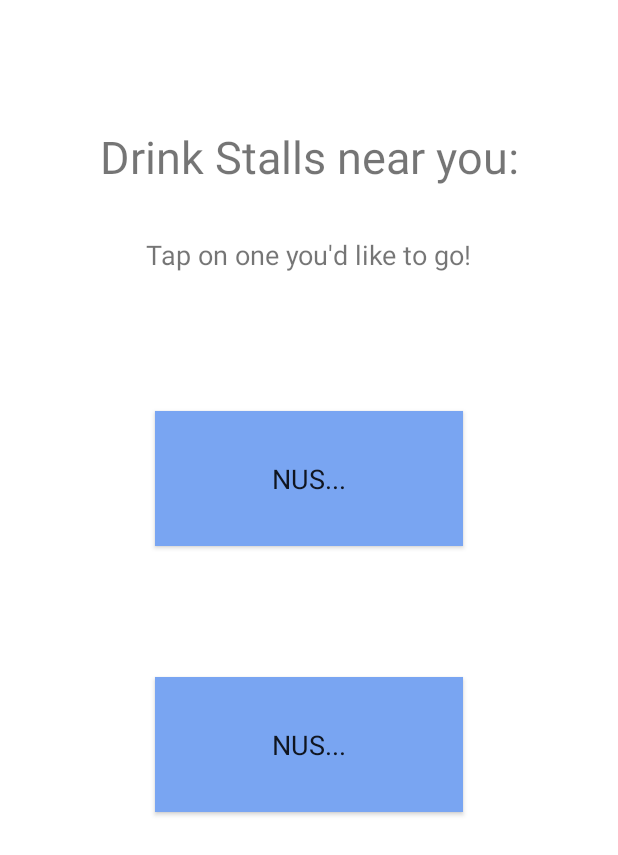
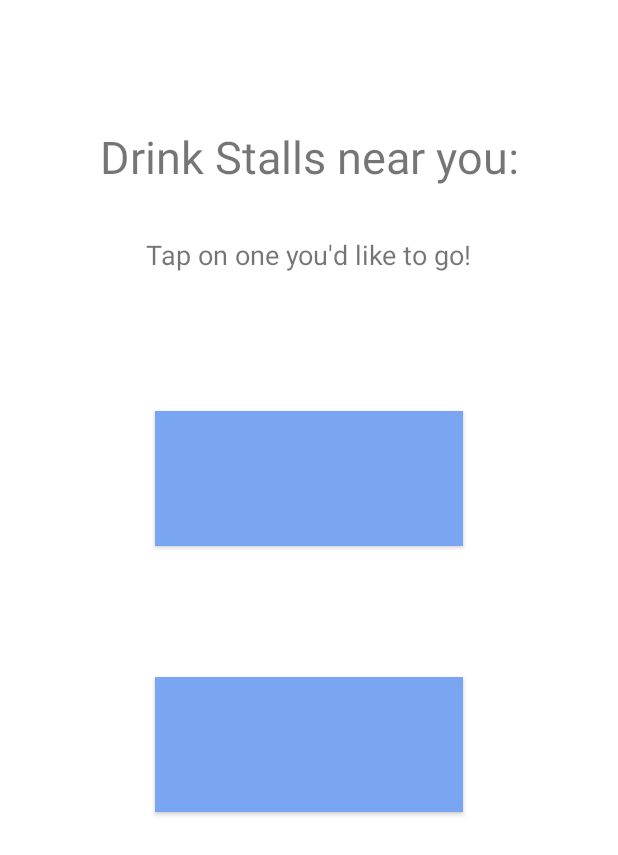
Before and after one commit to wanniex/drinkbud, an Android app: the DrinksStallList screen opened directly, with no data from a screen before it, on a phone screen of 412 x 824 dp. Shown: the top 855 px of the screen. Run offline under Robolectric (Android 15) with nearby library versions, the phone set to English and light mode, and no system bars; Roboto replaces fonts that are not available here; 2 statements that could not run were skipped.

Commit message:
finaledits2

```diff
--- a/app/src/main/res/layout/activity_drinks_stall_list.xml
+++ b/app/src/main/res/layout/activity_drinks_stall_list.xml
@@ -25,7 +25,6 @@
         android:layout_width="205dp"
         android:layout_height="90dp"
         android:background="@color/drink"
-        android:text="@string/nus"
         android:textAppearance="@style/TextAppearance.AppCompat.Large"
         android:textColorHighlight="#FFFFFF"
         android:textColorLink="#79A5F2"
@@ -43,7 +42,6 @@
         android:layout_width="205dp"
         android:layout_height="90dp"
         android:background="@color/drink"
-        android:text="@string/nus"
         android:textAppearance="@style/TextAppearance.AppCompat.Large"
         android:textColorHighlight="#FFFFFF"
         android:textColorLink="#79A5F2"
--- a/app/src/main/res/values/strings.xml
+++ b/app/src/main/res/values/strings.xml
@@ -2,10 +2,9 @@
     <string name="app_name">drinkbud</string>
     <string name="title_activity_drinks_stall_options">Map</string>
     <string name="see_the_menu">See the menu!</string>
-    <string name="todo">TODO</string>
+
     <string name="drink_stalls_near_you">Drink Stalls near you:</string>
-    <string name="nus">NUS...</string>
-    <string name="nus">NUS...</string>
+
     <string name="tap_on_one_you_d_like_to_go">Tap on one you\'d like to go!</string>
     <string name="drink">Drink</string>
     <string name="price">Price</string>
@@ -16,12 +15,13 @@
     <string name="set_water_alarm">Set water alarm</string>
     <string name="welcome_to_drinkbud">Welcome to drinkbud!</string>
     <string name="what_would_you_like_to_do">What would you like to do?</string>
-    <string name="todo">TODO</string>
+
     <string name="drink_water">Drink Water!</string>
-    <string name="todo">TODO</string>
+
     <string name="water_cooler">Water Cooler</string>
     <string name="i_want_to_find_the_nearest">I want to find the nearest:</string>
     <string name="vending_machine">Vending Machine</string>
     <string name="todo">TODO</string>
     <string name="drinks_stall">Drinks Stall</string>
+
 </resources>
```
